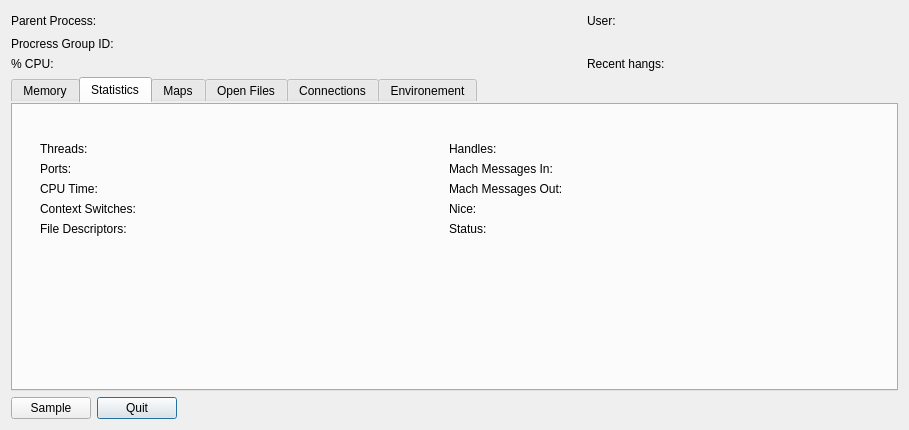
Old version of the form Under Construction/Activity Monitor.app/Resources/dialog_inspect_process.ui in the repository helloSystem/Utilities.
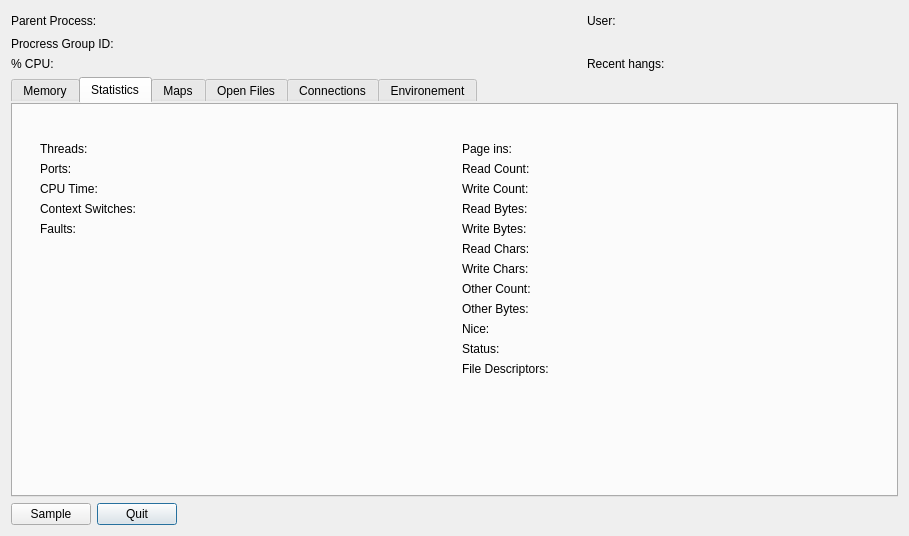
New version of the form.

What changed in the file:
```diff
--- a/Under Construction/Activity Monitor.app/Resources/dialog_inspect_process.ui
+++ b/Under Construction/Activity Monitor.app/Resources/dialog_inspect_process.ui
@@ -7,7 +7,7 @@
     <x>0</x>
     <y>0</y>
     <width>909</width>
-    <height>430</height>
+    <height>536</height>
    </rect>
   </property>
   <property name="windowTitle">
@@ -639,15 +639,8 @@
                </property>
               </widget>
              </item>
-             <item row="5" column="0">
-              <widget class="QLabel" name="file_descriptors">
-               <property name="text">
-                <string>File Descriptors:</string>
-               </property>
-              </widget>
-             </item>
              <item row="5" column="1">
-              <widget class="QLabel" name="file_descriptors_value">
+              <widget class="QLabel" name="fault_value">
                <property name="minimumSize">
                 <size>
                  <width>20</width>
@@ -656,6 +649,19 @@
                </property>
                <property name="text">
                 <string/>
+               </property>
+               <property name="alignment">
+                <set>Qt::AlignRight|Qt::AlignTrailing|Qt::AlignVCenter</set>
+               </property>
+              </widget>
+             </item>
+             <item row="5" column="0">
+              <widget class="QLabel" name="fault">
+               <property name="toolTip">
+                <string>&lt;html&gt;&lt;head/&gt;&lt;body&gt;&lt;p&gt;Number of page faults.&lt;/p&gt;&lt;/body&gt;&lt;/html&gt;</string>
+               </property>
+               <property name="text">
+                <string>Faults:</string>
                </property>
               </widget>
              </item>
@@ -685,30 +691,17 @@
              <property name="topMargin">
               <number>0</number>
              </property>
-             <item row="4" column="1">
-              <widget class="QLabel" name="status_value">
+             <item row="11" column="1">
+              <widget class="QLabel" name="file_descriptors_value">
                <property name="minimumSize">
                 <size>
                  <width>20</width>
                  <height>0</height>
                 </size>
                </property>
-               <property name="text">
-                <string/>
+               <property name="toolTip">
+                <string>&lt;html&gt;&lt;head/&gt;&lt;body&gt;&lt;p&gt;The number of file descriptors currently opened by this process (non cumulative).&lt;/p&gt;&lt;/body&gt;&lt;/html&gt;</string>
                </property>
-               <property name="alignment">
-                <set>Qt::AlignRight|Qt::AlignTrailing|Qt::AlignVCenter</set>
-               </property>
-              </widget>
-             </item>
-             <item row="2" column="1">
-              <widget class="QLabel" name="mach_messages_out_value">
-               <property name="minimumSize">
-                <size>
-                 <width>20</width>
-                 <height>0</height>
-                </size>
-               </property>
                <property name="text">
                 <string/>
                </property>
@@ -717,23 +710,20 @@
                </property>
               </widget>
              </item>
-             <item row="3" column="1">
-              <widget class="QLabel" name="nice_value">
-               <property name="minimumSize">
+             <item row="12" column="0">
+              <spacer name="verticalSpacer_4">
+               <property name="orientation">
+                <enum>Qt::Vertical</enum>
+               </property>
+               <property name="sizeHint" stdset="0">
                 <size>
                  <width>20</width>
-                 <height>0</height>
+                 <height>40</height>
                 </size>
                </property>
-               <property name="text">
-                <string/>
-               </property>
-               <property name="alignment">
-                <set>Qt::AlignRight|Qt::AlignTrailing|Qt::AlignVCenter</set>
-               </property>
-              </widget>
+              </spacer>
              </item>
-             <item row="4" column="0">
+             <item row="10" column="0">
               <widget class="QLabel" name="status">
                <property name="toolTip">
                 <string>&lt;html&gt;&lt;head/&gt;&lt;body&gt;&lt;p&gt;Amount of memory that has been swapped out to disk.&lt;/p&gt;&lt;/body&gt;&lt;/html&gt;</string>
@@ -743,28 +733,73 @@
                </property>
               </widget>
              </item>
+             <item row="0" column="0">
+              <widget class="QLabel" name="pageins">
+               <property name="toolTip">
+                <string>&lt;html&gt;&lt;head/&gt;&lt;body&gt;&lt;p&gt;Number of actual pageins&lt;/p&gt;&lt;/body&gt;&lt;/html&gt;</string>
+               </property>
+               <property name="text">
+                <string>Page ins:</string>
+               </property>
+              </widget>
+             </item>
+             <item row="0" column="1">
+              <widget class="QLabel" name="pageins_value">
+               <property name="minimumSize">
+                <size>
+                 <width>20</width>
+                 <height>0</height>
+                </size>
+               </property>
+               <property name="toolTip">
+                <string>&lt;html&gt;&lt;head/&gt;&lt;body&gt;&lt;p&gt;Number of actual pageins&lt;/p&gt;&lt;/body&gt;&lt;/html&gt;</string>
+               </property>
+               <property name="text">
+                <string/>
+               </property>
+               <property name="alignment">
+                <set>Qt::AlignRight|Qt::AlignTrailing|Qt::AlignVCenter</set>
+               </property>
+              </widget>
+             </item>
              <item row="2" column="0">
               <widget class="QLabel" name="mach_messages_out">
                <property name="toolTip">
                 <string>&lt;html&gt;&lt;head/&gt;&lt;body&gt;&lt;p&gt;The memory used by shared libraries.&lt;/p&gt;&lt;/body&gt;&lt;/html&gt;</string>
                </property>
                <property name="text">
-                <string>Mach Messages Out:</string>
+                <string>Write Count:</string>
                </property>
               </widget>
              </item>
-             <item row="1" column="0">
-              <widget class="QLabel" name="mach_messages_in">
+             <item row="10" column="1">
+              <widget class="QLabel" name="status_value">
+               <property name="minimumSize">
+                <size>
+                 <width>20</width>
+                 <height>0</height>
+                </size>
+               </property>
+               <property name="text">
+                <string/>
+               </property>
+               <property name="alignment">
+                <set>Qt::AlignRight|Qt::AlignTrailing|Qt::AlignVCenter</set>
+               </property>
+              </widget>
+             </item>
+             <item row="5" column="0">
+              <widget class="QLabel" name="read_chars">
                <property name="toolTip">
                 <string>&lt;html&gt;&lt;head/&gt;&lt;body&gt;&lt;p&gt; Memory that could be potentially shared with other processes.&lt;/p&gt;&lt;/body&gt;&lt;/html&gt;</string>
                </property>
                <property name="text">
-                <string>Mach Messages In:</string>
+                <string>Read Chars:</string>
                </property>
               </widget>
              </item>
-             <item row="1" column="1">
-              <widget class="QLabel" name="mach_messages_in_value">
+             <item row="2" column="1">
+              <widget class="QLabel" name="write_count_value">
                <property name="minimumSize">
                 <size>
                  <width>20</width>
@@ -779,7 +814,75 @@
                </property>
               </widget>
              </item>
+             <item row="11" column="0">
+              <widget class="QLabel" name="file_descriptors">
+               <property name="toolTip">
+                <string>&lt;html&gt;&lt;head/&gt;&lt;body&gt;&lt;p&gt;The number of file descriptors currently opened by this process (non cumulative).&lt;/p&gt;&lt;/body&gt;&lt;/html&gt;</string>
+               </property>
+               <property name="text">
+                <string>File Descriptors:</string>
+               </property>
+              </widget>
+             </item>
+             <item row="7" column="0">
+              <widget class="QLabel" name="other_count">
+               <property name="toolTip">
+                <string>&lt;html&gt;&lt;head/&gt;&lt;body&gt;&lt;p&gt;The number of I/O operations performed other than read and write operations.&lt;/p&gt;&lt;/body&gt;&lt;/html&gt;</string>
+               </property>
+               <property name="text">
+                <string>Other Count:</string>
+               </property>
+              </widget>
+             </item>
              <item row="3" column="0">
+              <widget class="QLabel" name="read_bytes">
+               <property name="toolTip">
+                <string>&lt;html&gt;&lt;head/&gt;&lt;body&gt;&lt;p&gt;The number of bytes read (cumulative)&lt;/p&gt;&lt;/body&gt;&lt;/html&gt;</string>
+               </property>
+               <property name="text">
+                <string>Read Bytes:</string>
+               </property>
+              </widget>
+             </item>
+             <item row="9" column="1">
+              <widget class="QLabel" name="nice_value">
+               <property name="minimumSize">
+                <size>
+                 <width>20</width>
+                 <height>0</height>
+                </size>
+               </property>
+               <property name="toolTip">
+                <string>&lt;html&gt;&lt;head/&gt;&lt;body&gt;&lt;p&gt;The higher the nice value, the lower the priority of the process.&lt;/p&gt;&lt;/body&gt;&lt;/html&gt;</string>
+               </property>
+               <property name="text">
+                <string/>
+               </property>
+               <property name="alignment">
+                <set>Qt::AlignRight|Qt::AlignTrailing|Qt::AlignVCenter</set>
+               </property>
+              </widget>
+             </item>
+             <item row="1" column="1">
+              <widget class="QLabel" name="read_count_value">
+               <property name="minimumSize">
+                <size>
+                 <width>20</width>
+                 <height>0</height>
+                </size>
+               </property>
+               <property name="toolTip">
+                <string>&lt;html&gt;&lt;head/&gt;&lt;body&gt;&lt;p&gt;The number of read operations performed (cumulative).&lt;/p&gt;&lt;/body&gt;&lt;/html&gt;</string>
+               </property>
+               <property name="text">
+                <string/>
+               </property>
+               <property name="alignment">
+                <set>Qt::AlignRight|Qt::AlignTrailing|Qt::AlignVCenter</set>
+               </property>
+              </widget>
+             </item>
+             <item row="9" column="0">
               <widget class="QLabel" name="nice">
                <property name="toolTip">
                 <string>&lt;html&gt;&lt;head/&gt;&lt;body&gt;&lt;p&gt;The amount of memory shared with other processes, accounted in a way that the amount is divided evenly between the processes that share it. &lt;/p&gt;&lt;/body&gt;&lt;/html&gt;</string>
@@ -789,31 +892,86 @@
                </property>
               </widget>
              </item>
-             <item row="5" column="0">
-              <spacer name="verticalSpacer_4">
-               <property name="orientation">
-                <enum>Qt::Vertical</enum>
+             <item row="6" column="0">
+              <widget class="QLabel" name="write_chars">
+               <property name="toolTip">
+                <string>&lt;html&gt;&lt;head/&gt;&lt;body&gt;&lt;p&gt;Differently from write_bytes it doesn’t care whether or not actual physical disk I/O occurred.&lt;/p&gt;&lt;/body&gt;&lt;/html&gt;</string>
                </property>
-               <property name="sizeHint" stdset="0">
+               <property name="text">
+                <string>Write Chars:</string>
+               </property>
+              </widget>
+             </item>
+             <item row="4" column="0">
+              <widget class="QLabel" name="write_bytes">
+               <property name="toolTip">
+                <string>&lt;html&gt;&lt;head/&gt;&lt;body&gt;&lt;p&gt;The number of bytes written (cumulative).&lt;/p&gt;&lt;/body&gt;&lt;/html&gt;</string>
+               </property>
+               <property name="text">
+                <string>Write Bytes:</string>
+               </property>
+              </widget>
+             </item>
+             <item row="1" column="0">
+              <widget class="QLabel" name="read_count">
+               <property name="toolTip">
+                <string>&lt;html&gt;&lt;head/&gt;&lt;body&gt;&lt;p&gt;The number of read operations performed (cumulative).&lt;/p&gt;&lt;/body&gt;&lt;/html&gt;</string>
+               </property>
+               <property name="text">
+                <string>Read Count:</string>
+               </property>
+              </widget>
+             </item>
+             <item row="8" column="0">
+              <widget class="QLabel" name="other_bytes">
+               <property name="toolTip">
+                <string>&lt;html&gt;&lt;head/&gt;&lt;body&gt;&lt;p&gt;The number of bytes transferred during operations other than read and write operations.&lt;/p&gt;&lt;/body&gt;&lt;/html&gt;</string>
+               </property>
+               <property name="text">
+                <string>Other Bytes:</string>
+               </property>
+              </widget>
+             </item>
+             <item row="8" column="1">
+              <widget class="QLabel" name="other_bytes_value">
+               <property name="minimumSize">
                 <size>
                  <width>20</width>
-                 <height>40</height>
+                 <height>0</height>
                 </size>
                </property>
-              </spacer>
+               <property name="toolTip">
+                <string>&lt;html&gt;&lt;head/&gt;&lt;body&gt;&lt;p&gt;The number of bytes transferred during operations other than read and write operations.&lt;/p&gt;&lt;/body&gt;&lt;/html&gt;</string>
+               </property>
+               <property name="text">
+                <string/>
+               </property>
+               <property name="alignment">
+                <set>Qt::AlignRight|Qt::AlignTrailing|Qt::AlignVCenter</set>
+               </property>
+              </widget>
              </item>
-             <item row="0" column="0">
-              <widget class="QLabel" name="handles">
+             <item row="7" column="1">
+              <widget class="QLabel" name="other_count_value">
+               <property name="minimumSize">
+                <size>
+                 <width>20</width>
+                 <height>0</height>
+                </size>
+               </property>
                <property name="toolTip">
                 <string>&lt;html&gt;&lt;head/&gt;&lt;body&gt;&lt;p&gt;This is the memory which is unique to a process and which would be freed if the process was terminated right now.&lt;/p&gt;&lt;/body&gt;&lt;/html&gt;</string>
                </property>
                <property name="text">
-                <string>Handles:</string>
+                <string/>
                </property>
+               <property name="alignment">
+                <set>Qt::AlignRight|Qt::AlignTrailing|Qt::AlignVCenter</set>
+               </property>
               </widget>
              </item>
-             <item row="0" column="1">
-              <widget class="QLabel" name="handles_value">
+             <item row="6" column="1">
+              <widget class="QLabel" name="write_chars_value">
                <property name="minimumSize">
                 <size>
                  <width>20</width>
@@ -821,7 +979,64 @@
                 </size>
                </property>
                <property name="toolTip">
+                <string>&lt;html&gt;&lt;head/&gt;&lt;body&gt;&lt;p&gt;Differently from write_bytes it doesn’t care whether or not actual physical disk I/O occurred.&lt;/p&gt;&lt;/body&gt;&lt;/html&gt;</string>
+               </property>
+               <property name="text">
                 <string/>
+               </property>
+               <property name="alignment">
+                <set>Qt::AlignRight|Qt::AlignTrailing|Qt::AlignVCenter</set>
+               </property>
+              </widget>
+             </item>
+             <item row="5" column="1">
+              <widget class="QLabel" name="read_chars_value">
+               <property name="minimumSize">
+                <size>
+                 <width>20</width>
+                 <height>0</height>
+                </size>
+               </property>
+               <property name="toolTip">
+                <string>&lt;html&gt;&lt;head/&gt;&lt;body&gt;&lt;p&gt;Differently from read_bytes it doesn’t care whether or not actual physical disk I/O occurred.&lt;/p&gt;&lt;/body&gt;&lt;/html&gt;</string>
+               </property>
+               <property name="text">
+                <string/>
+               </property>
+               <property name="alignment">
+                <set>Qt::AlignRight|Qt::AlignTrailing|Qt::AlignVCenter</set>
+               </property>
+              </widget>
+             </item>
+             <item row="3" column="1">
+              <widget class="QLabel" name="read_bytes_value">
+               <property name="minimumSize">
+                <size>
+                 <width>20</width>
+                 <height>0</height>
+                </size>
+               </property>
+               <property name="toolTip">
+                <string>&lt;html&gt;&lt;head/&gt;&lt;body&gt;&lt;p&gt;The number of bytes read (cumulative)&lt;/p&gt;&lt;/body&gt;&lt;/html&gt;</string>
+               </property>
+               <property name="text">
+                <string/>
+               </property>
+               <property name="alignment">
+                <set>Qt::AlignRight|Qt::AlignTrailing|Qt::AlignVCenter</set>
+               </property>
+              </widget>
+             </item>
+             <item row="4" column="1">
+              <widget class="QLabel" name="write_bytes_value">
+               <property name="minimumSize">
+                <size>
+                 <width>20</width>
+                 <height>0</height>
+                </size>
+               </property>
+               <property name="toolTip">
+                <string>&lt;html&gt;&lt;head/&gt;&lt;body&gt;&lt;p&gt;The number of bytes written (cumulative).&lt;/p&gt;&lt;/body&gt;&lt;/html&gt;</string>
                </property>
                <property name="text">
                 <string/>
```
Left out of the diff: 39 changed lines with no effect on the pictures.
